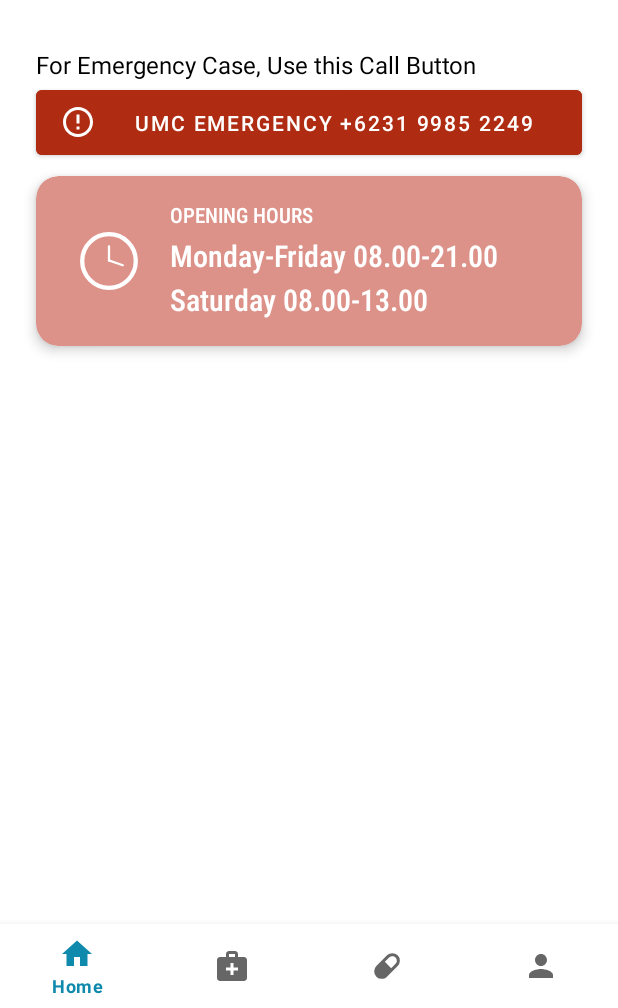
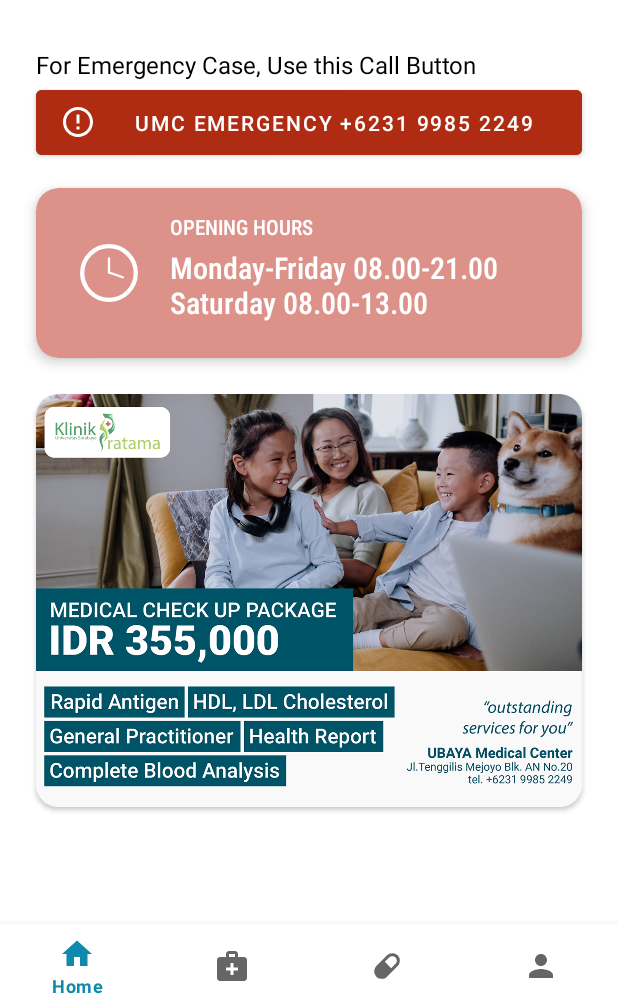
Before and after one commit to gede-drm/umc-anmp-midexam, an Android app: the screen it shows after launch (MainActivity), on a phone screen of 412 x 824 dp, the part 228-1236 px from its top. Run offline under Robolectric (Android 15) with nearby library versions, the phone set to English and light mode, and no system bars; our stand-ins replace navigation-ui.

Commit message:
Added MCU Poster at HomeFragment

```diff
--- a/app/src/main/java/com/geded/ubayamedicalcenter/view/ProfileFragment.kt
+++ b/app/src/main/java/com/geded/ubayamedicalcenter/view/ProfileFragment.kt
@@ -6,6 +6,7 @@
 import android.view.View
 import android.view.ViewGroup
 import android.widget.Button
+import android.widget.Toast
 import androidx.navigation.Navigation
 import com.geded.ubayamedicalcenter.R
 
@@ -27,6 +28,7 @@
 
         val btnAppointmentHis = view.findViewById<Button>(R.id.btnAppointmentHis)
         val btnMedTransactionHis = view.findViewById<Button>(R.id.btnMedTransactionHis)
+        val btnLogout = view.findViewById<Button>(R.id.btnLogout)
 
         btnAppointmentHis.setOnClickListener {
             val action = ProfileFragmentDirections.actionConsultList()
@@ -37,5 +39,9 @@
             val action = ProfileFragmentDirections.actionMedBoughtList()
             Navigation.findNavController(it).navigate(action)
         }
+
+        btnLogout.setOnClickListener {
+            Toast.makeText(activity, "Logout from UBAYA Medical Center Application", Toast.LENGTH_SHORT).show()
+        }
     }
 }
--- a/app/src/main/res/layout/fragment_home.xml
+++ b/app/src/main/res/layout/fragment_home.xml
@@ -66,7 +66,7 @@
             android:layout_width="0dp"
             android:layout_height="wrap_content"
             android:layout_marginStart="24dp"
-            android:layout_marginTop="8dp"
+            android:layout_marginTop="16dp"
             android:layout_marginEnd="24dp"
             app:cardBackgroundColor="@color/teal_200"
             app:cardCornerRadius="15dp"
@@ -113,11 +113,25 @@
                     android:layout_marginStart="8dp"
                     android:layout_marginTop="4dp"
                     android:fontFamily="sans-serif-condensed-medium"
-                    android:text="Monday-Friday 08.00-21.00"
+                    android:text="Monday-Friday 08.00-21.00\nSaturday 08.00-13.00"
                     android:textColor="#FFFFFF"
                     android:textSize="20sp"
                     app:layout_constraintStart_toEndOf="@+id/imageView"
                     app:layout_constraintTop_toBottomOf="@+id/textView3" />
+
+            </androidx.constraintlayout.widget.ConstraintLayout>
+        </androidx.cardview.widget.CardView>
+
+        <androidx.cardview.widget.CardView
+            android:layout_width="0dp"
+            android:layout_height="275dp"
+            android:layout_marginStart="24dp"
+            android:layout_marginTop="24dp"
+            android:layout_marginEnd="24dp"
+            app:cardCornerRadius="15dp"
+            app:layout_constraintEnd_toEndOf="parent"
+            app:layout_constraintStart_toStartOf="parent"
+            app:layout_constraintTop_toBottomOf="@+id/cardView">
 
             <TextView
                 android:id="@+id/textView5"
@@ -128,11 +142,14 @@
                 android:fontFamily="sans-serif-condensed-medium"
                 android:text="Saturday 08.00-13.00"
                 android:textColor="#FFFFFF"
-                    android:textSize="20sp"
-                    app:layout_constraintBottom_toBottomOf="parent"
-                    app:layout_constraintStart_toEndOf="@+id/imageView"
-                    app:layout_constraintTop_toBottomOf="@+id/textView4" />
-            </androidx.constraintlayout.widget.ConstraintLayout>
+                android:textSize="20sp" />
+
+            <ImageView
+                android:id="@+id/imageView5"
+                android:layout_width="match_parent"
+                android:layout_height="match_parent"
+                android:scaleType="centerCrop"
+                android:src="@drawable/poster_mcu_low" />
         </androidx.cardview.widget.CardView>
 
     </androidx.constraintlayout.widget.ConstraintLayout>
--- a/app/src/main/res/layout/fragment_medicine_detail.xml
+++ b/app/src/main/res/layout/fragment_medicine_detail.xml
@@ -115,7 +115,7 @@
                     android:layout_marginEnd="24dp"
                     android:layout_marginBottom="16dp"
                     android:text="Contains Ranitidine HCl 150mg. GERD and peptic-ulcer treatment"
-                    android:textSize="18sp"
+                    android:textSize="16sp"
                     app:layout_constraintBottom_toBottomOf="parent"
                     app:layout_constraintEnd_toEndOf="parent"
                     app:layout_constraintStart_toStartOf="parent"
```
Also changed, not shown: app/src/main/res/layout/fragment_doctor_detail.xml (+4 -4 lines), app/src/main/res/drawable-v24/poster_mcu_low.png (added), app/src/main/res/drawable/poster_mcu_low.png (added). Lines whose indentation alone changed are shown as unchanged.
